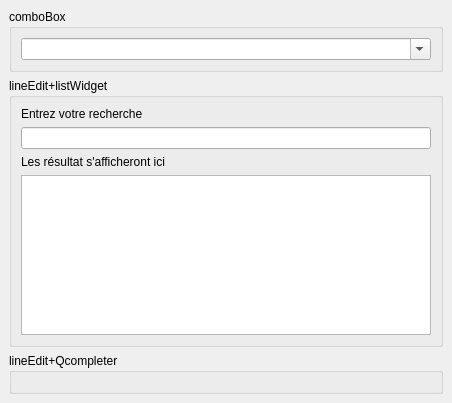
Above: ui_dock.ui from repgarent/testCadastre before the change. Below: the same form after it.
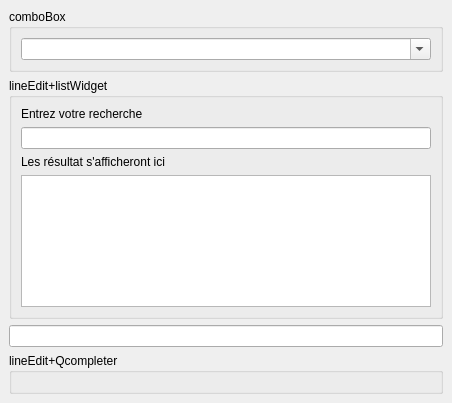
That is the form after the change.

```diff
--- a/ui_dock.ui
+++ b/ui_dock.ui
@@ -73,6 +73,9 @@
       </layout>
      </widget>
     </item>
+    <item>
+     <widget class="QLineEdit" name="letCompleter"/>
+    </item>
     <item>
      <widget class="QGroupBox" name="groupBox_3">
       <property name="title">
```
